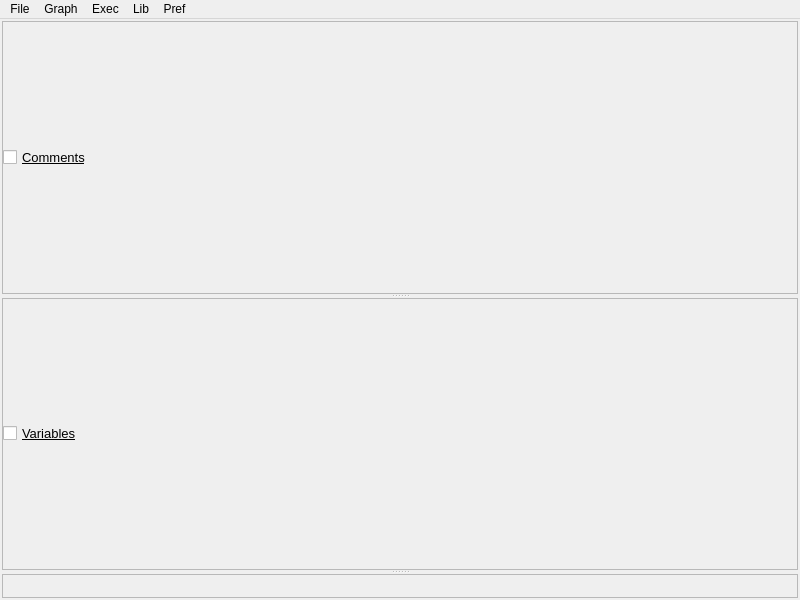
Qt form appli/grapher/ui/grapher.ui (snaress/studio) before a commit.
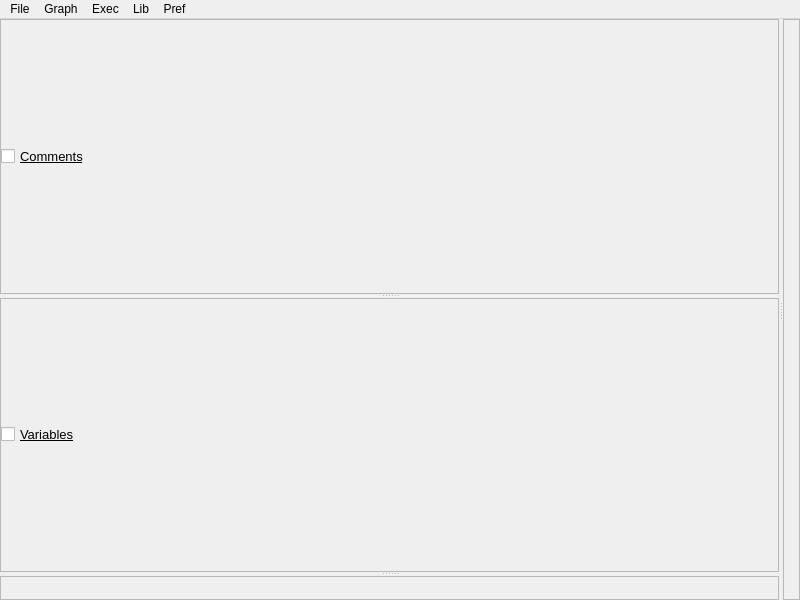
The same form after that commit.

Diff of the .ui file:
```diff
--- a/appli/grapher/ui/grapher.ui
+++ b/appli/grapher/ui/grapher.ui
@@ -16,12 +16,16 @@
   <widget class="QWidget" name="centralwidget">
    <layout class="QGridLayout" name="glGrapher">
     <property name="margin">
-     <number>2</number>
+     <number>0</number>
     </property>
     <property name="spacing">
-     <number>2</number>
+     <number>0</number>
     </property>
     <item row="0" column="0">
+     <widget class="QSplitter" name="splitter_2">
+      <property name="orientation">
+       <enum>Qt::Horizontal</enum>
+      </property>
      <widget class="QSplitter" name="splitter">
       <property name="frameShape">
        <enum>QFrame::NoFrame</enum>
@@ -98,6 +102,20 @@
        </layout>
       </widget>
      </widget>
+      <widget class="QFrame" name="vfNodeEditor">
+       <property name="frameShape">
+        <enum>QFrame::StyledPanel</enum>
+       </property>
+       <layout class="QVBoxLayout" name="vlNodeEditor">
+        <property name="spacing">
+         <number>0</number>
+        </property>
+        <property name="margin">
+         <number>0</number>
+        </property>
+       </layout>
+      </widget>
+     </widget>
     </item>
    </layout>
   </widget>
```
Left out of the diff: 30 changed lines with no effect on the pictures. Lines whose indentation alone changed are shown as unchanged.
